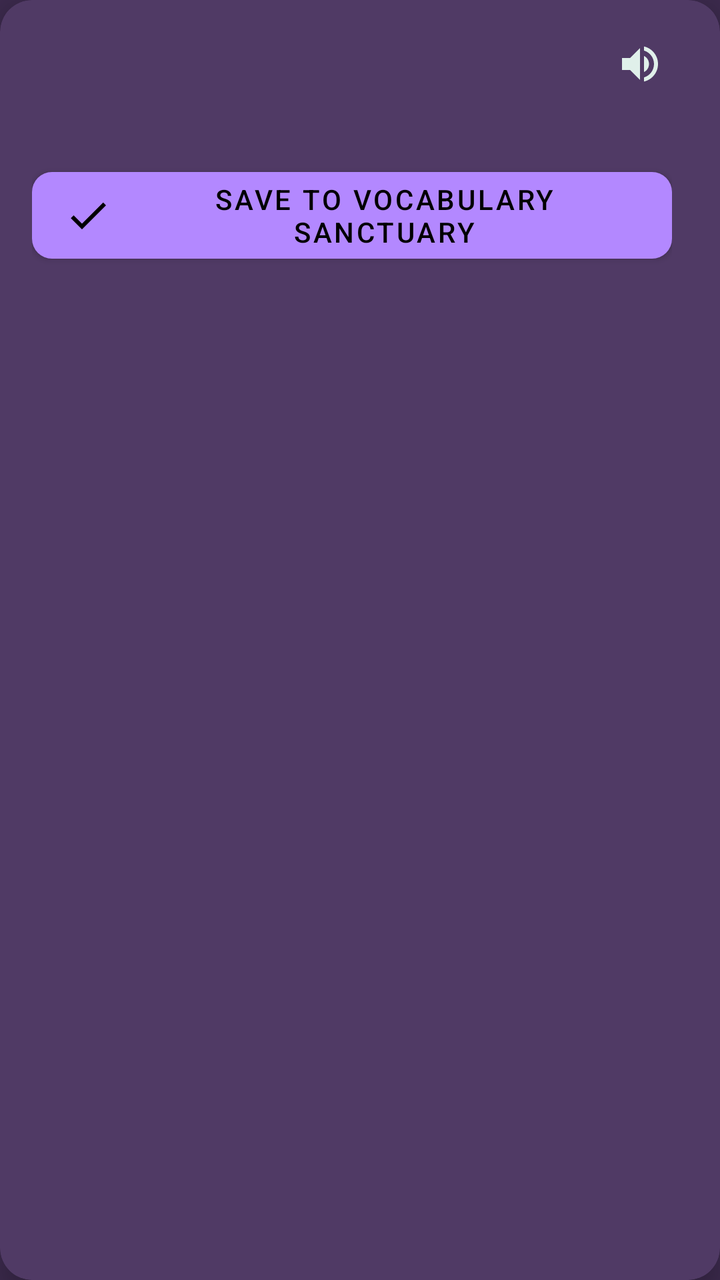
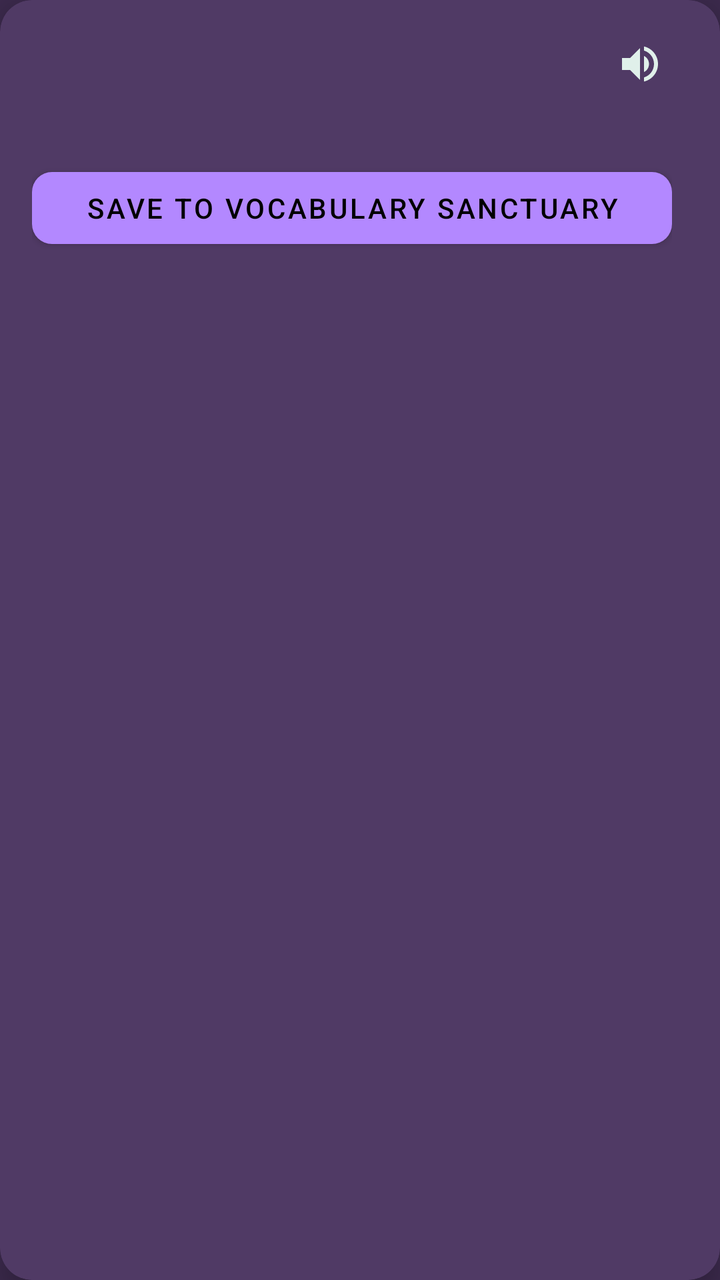

An Android layout rendered at two revisions. The XML below is the earlier revision; the diff shows what the commit changed to produce the second picture.
<!-- AndroidManifest.xml: application theme Theme.EpubReader -->
<!-- res/layout/view_definition_card.xml -->
<?xml version="1.0" encoding="utf-8"?>
<com.google.android.material.card.MaterialCardView xmlns:android="http://schemas.android.com/apk/res/android"
    xmlns:app="http://schemas.android.com/apk/res-auto"
    android:layout_width="wrap_content"
    android:layout_height="wrap_content"
    android:layout_margin="@dimen/app_popup_screen_margin"
    app:cardBackgroundColor="?attr/colorSurface"
    app:cardCornerRadius="16dp"
    app:cardElevation="@dimen/app_definition_card_elevation"
    app:contentPadding="@dimen/app_card_padding">

    <LinearLayout
        android:layout_width="wrap_content"
        android:layout_height="wrap_content"
        android:orientation="vertical">

        <ScrollView
            android:id="@+id/dictScroll"
            android:layout_width="@dimen/app_definition_card_max_width"
            android:layout_height="wrap_content"
            android:scrollbars="none">

            <LinearLayout
                android:layout_width="match_parent"
                android:layout_height="wrap_content"
                android:orientation="vertical">

                
                <LinearLayout
                    android:layout_width="match_parent"
                    android:layout_height="wrap_content"
                    android:gravity="center_vertical"
                    android:orientation="horizontal">

                    <TextView
                        android:id="@+id/dictWord"
                        android:layout_width="0dp"
                        android:layout_height="wrap_content"
                        android:layout_weight="1"
                        android:textColor="@color/palette_mint"
                        android:textSize="20sp"
                        android:textStyle="bold" />

                    <TextView
                        android:id="@+id/dictPartOfSpeech"
                        android:layout_width="wrap_content"
                        android:layout_height="wrap_content"
                        android:layout_marginStart="8dp"
                        android:background="@drawable/rounded_square_bg"
                        android:paddingHorizontal="8dp"
                        android:paddingVertical="2dp"
                        android:textColor="@color/accent_pop"
                        android:textSize="11sp"
                        android:textStyle="italic|bold"
                        android:visibility="gone" />

                    <ImageButton
                        android:id="@+id/dictPronounceBtn"
                        android:layout_width="32dp"
                        android:layout_height="32dp"
                        android:layout_marginStart="8dp"
                        android:background="@drawable/item_background_borderless_material"
                        android:contentDescription="@string/tts_play"
                        android:src="@drawable/ic_volume"
                        app:tint="@color/palette_mint" />
                </LinearLayout>

                <TextView
                    android:id="@+id/dictNoResult"
                    android:layout_width="match_parent"
                    android:layout_height="wrap_content"
                    android:layout_marginTop="@dimen/app_definition_row_spacing"
                    android:text="@string/dictionary_not_found"
                    android:textColor="@color/palette_slate"
                    android:textSize="14sp"
                    android:visibility="gone" />

                <LinearLayout
                    android:id="@+id/dictEntries"
                    android:layout_width="match_parent"
                    android:layout_height="wrap_content"
                    android:layout_marginTop="@dimen/app_definition_row_spacing"
                    android:orientation="vertical" />

                
                <LinearLayout
                    android:id="@+id/dictQuoteBox"
                    android:layout_width="match_parent"
                    android:layout_height="wrap_content"
                    android:layout_marginTop="12dp"
                    android:background="@drawable/rounded_square_bg"
                    android:orientation="vertical"
                    android:padding="10dp"
                    android:visibility="gone">

                    <TextView
                        android:id="@+id/dictContextQuote"
                        android:layout_width="match_parent"
                        android:layout_height="wrap_content"
                        android:textColor="@color/palette_mint"
                        android:textSize="13sp"
                        android:textStyle="italic" />
                </LinearLayout>

                <TextView
                    android:id="@+id/dictSuggestionsLabel"
                    android:layout_width="match_parent"
                    android:layout_height="wrap_content"
                    android:layout_marginTop="@dimen/app_definition_row_spacing"
                    android:text="@string/dictionary_did_you_mean"
                    android:textColor="@color/palette_slate"
                    android:textSize="12sp"
                    android:textStyle="italic"
                    android:visibility="gone" />

                <LinearLayout
                    android:id="@+id/dictSuggestions"
                    android:layout_width="match_parent"
                    android:layout_height="wrap_content"
                    android:layout_marginTop="@dimen/app_definition_row_spacing"
                    android:orientation="vertical" />

                
                <com.google.android.material.button.MaterialButton
                    android:id="@+id/dictSaveBtn"
                    style="@style/Widget.MaterialComponents.Button"
                    android:layout_width="match_parent"
                    android:layout_height="wrap_content"
                    android:layout_marginTop="16dp"
                    android:text="@string/vocabulary_save_to_sanctuary"
                    android:textColor="@color/black"
                    app:backgroundTint="@color/accent_pop"
                    app:cornerRadius="10dp"
                    app:icon="@drawable/ic_check"
                    app:iconTint="@color/black" />

                <com.google.android.material.button.MaterialButton
                    android:id="@+id/dictExternalButton"
                    style="@style/Widget.MaterialComponents.Button.TextButton"
                    android:layout_width="wrap_content"
                    android:layout_height="wrap_content"
                    android:layout_marginTop="4dp"
                    android:text="@string/dictionary_lookup_external"
                    android:visibility="gone" />
            </LinearLayout>
        </ScrollView>
    </LinearLayout>
</com.google.android.material.card.MaterialCardView>
<!-- resources referenced by this layout -->
<resources>
  <color name="accent_pop">@color/palette_violet</color>
  <color name="black">#000000</color>
  <color name="palette_mint">#E0F0EA</color>
  <color name="palette_slate">#95ADBE</color>
  <dimen name="app_card_padding">16dp</dimen>
  <dimen name="app_definition_card_elevation">8dp</dimen>
  <dimen name="app_definition_card_max_width">320dp</dimen>
  <dimen name="app_definition_row_spacing">8dp</dimen>
  <dimen name="app_popup_screen_margin">12dp</dimen>
  <!-- drawable ic_check (drawable) -->
  <?xml version="1.0" encoding="utf-8"?>
  <vector xmlns:android="http://schemas.android.com/apk/res/android"
      android:width="24dp" android:height="24dp"
      android:viewportWidth="24" android:viewportHeight="24">
      <path android:fillColor="@android:color/white" android:pathData="M9 16.17L4.83 12l-1.42 1.41L9 19 21 7l-1.41-1.41z" />
  </vector>
  <!-- drawable ic_volume (drawable) -->
  <vector xmlns:android="http://schemas.android.com/apk/res/android" android:width="24dp" android:height="24dp" android:viewportWidth="24" android:viewportHeight="24"><path android:fillColor="#FFFFFFFF" android:pathData="M3,9v6h4l5,5V4L7,9H3zM16.5,12c0,-1.77 -1,-3.29 -2.5,-4.03v8.05c1.5,-0.73 2.5,-2.25 2.5,-4.02zM14,3.23v2.06c2.89,0.86 5,3.54 5,6.71s-2.11,5.85 -5,6.71v2.06c4.01,-0.91 7,-4.49 7,-8.77s-2.99,-7.86 -7,-8.77z"/></vector>
  <!-- drawable item_background_borderless_material (drawable) -->
  <?xml version="1.0" encoding="utf-8"?>
  <ripple xmlns:android="http://schemas.android.com/apk/res/android"
      android:color="?attr/colorControlHighlight">
      <item android:id="@android:id/mask">
          <shape android:shape="rectangle">
              <solid android:color="@color/palette_plum" />
          </shape>
      </item>
  </ripple>
  <!-- drawable rounded_square_bg (drawable) -->
  <?xml version="1.0" encoding="utf-8"?>
  <shape xmlns:android="http://schemas.android.com/apk/res/android"
      android:shape="rectangle">
      <solid android:color="@color/accent_pop" />
      <corners android:radius="8dp" />
  </shape>
  <string name="dictionary_did_you_mean">Did you mean…</string>
  <string name="dictionary_lookup_external">Look up in other apps</string>
  <string name="dictionary_not_found">No local definition found.</string>
  <string name="tts_play">Play</string>
  <string name="vocabulary_save_to_sanctuary">Save to Vocabulary Sanctuary</string>
  <color name="palette_violet">#B388FF</color>
  <color name="palette_plum">#503A65</color>
  <color name="dark_bg">@color/palette_eggplant</color>
  <color name="accent">@color/palette_plum</color>
  <color name="accent_dark">@color/palette_purple</color>
  <color name="white">#FFFFFF</color>
  <color name="secondary">@color/palette_slate</color>
  <color name="dark_surface">@color/palette_plum</color>
  <color name="dark_text">@color/palette_mint</color>
  <color name="dark_text_muted">@color/palette_slate</color>
  <style name="Widget.EpubReader.Toolbar" parent="Widget.MaterialComponents.Toolbar">
          <item name="titleTextColor">?android:textColorPrimary</item>
          <item name="subtitleTextColor">?android:textColorSecondary</item>
          <item name="navigationIconTint">?android:textColorPrimary</item>
          <item name="actionMenuTextColor">?android:textColorPrimary</item>
      </style>
  <style name="Widget.EpubReader.DrawerArrowToggle" parent="Widget.AppCompat.DrawerArrowToggle">
          <item name="color">?android:textColorPrimary</item>
      </style>
  <color name="palette_eggplant">#3C2A4D</color>
  <color name="palette_purple">#574F7D</color>
  <!-- unchanged entries left out for length: 1 -->
</resources>

<!-- the commit's change to res/layout/view_definition_card.xml (unified diff, before → after) -->
@@ -4,7 +4,7 @@
     android:layout_width="wrap_content"
     android:layout_height="wrap_content"
     android:layout_margin="@dimen/app_popup_screen_margin"
-    app:cardBackgroundColor="?attr/colorSurface"
+    app:cardBackgroundColor="@color/palette_plum"
     app:cardCornerRadius="16dp"
     app:cardElevation="@dimen/app_definition_card_elevation"
     app:contentPadding="@dimen/app_card_padding">
@@ -46,7 +46,7 @@
                         android:layout_width="wrap_content"
                         android:layout_height="wrap_content"
                         android:layout_marginStart="8dp"
-                        android:background="@drawable/rounded_square_bg"
+                        android:background="@drawable/oval_rounded_bg"
                         android:paddingHorizontal="8dp"
                         android:paddingVertical="2dp"
                         android:textColor="@color/accent_pop"
@@ -88,16 +88,17 @@
                     android:layout_width="match_parent"
                     android:layout_height="wrap_content"
                     android:layout_marginTop="12dp"
-                    android:background="@drawable/rounded_square_bg"
+                    android:background="@color/palette_eggplant"
                     android:orientation="vertical"
                     android:padding="10dp"
+                    android:radius="8dp"
                     android:visibility="gone">
 
                     <TextView
                         android:id="@+id/dictContextQuote"
                         android:layout_width="match_parent"
                         android:layout_height="wrap_content"
-                        android:textColor="@color/palette_mint"
+                        android:textColor="@color/white"
                         android:textSize="13sp"
                         android:textStyle="italic" />
                 </LinearLayout>
@@ -131,8 +132,20 @@
                     android:textColor="@color/black"
                     app:backgroundTint="@color/accent_pop"
                     app:cornerRadius="10dp"
-                    app:icon="@drawable/ic_check"
                     app:iconTint="@color/black" />
+
+                
+                <com.google.android.material.button.MaterialButton
+                    android:id="@+id/dictRefreshExistingBtn"
+                    style="@style/Widget.MaterialComponents.Button.OutlinedButton"
+                    android:layout_width="match_parent"
+                    android:layout_height="wrap_content"
+                    android:layout_marginTop="8dp"
+                    android:text="@string/vocabulary_refresh_existing"
+                    android:textColor="@color/palette_mint"
+                    app:cornerRadius="10dp"
+                    app:strokeColor="@color/palette_slate"
+                    android:visibility="gone" />
 
                 <com.google.android.material.button.MaterialButton
                     android:id="@+id/dictExternalButton"
@@ -141,6 +154,7 @@
                     android:layout_height="wrap_content"
                     android:layout_marginTop="4dp"
                     android:text="@string/dictionary_lookup_external"
+                    android:textColor="@color/palette_slate"
                     android:visibility="gone" />
             </LinearLayout>
         </ScrollView>
<!-- resource entries referenced after the edit -->
@@ -9,13 +9,6 @@
   <dimen name="app_definition_card_max_width">320dp</dimen>
   <dimen name="app_definition_row_spacing">8dp</dimen>
   <dimen name="app_popup_screen_margin">12dp</dimen>
-  <!-- drawable ic_check (drawable) -->
-  <?xml version="1.0" encoding="utf-8"?>
-  <vector xmlns:android="http://schemas.android.com/apk/res/android"
-      android:width="24dp" android:height="24dp"
-      android:viewportWidth="24" android:viewportHeight="24">
-      <path android:fillColor="@android:color/white" android:pathData="M9 16.17L4.83 12l-1.42 1.41L9 19 21 7l-1.41-1.41z" />
-  </vector>
   <!-- drawable ic_volume (drawable) -->
   <vector xmlns:android="http://schemas.android.com/apk/res/android" android:width="24dp" android:height="24dp" android:viewportWidth="24" android:viewportHeight="24"><path android:fillColor="#FFFFFFFF" android:pathData="M3,9v6h4l5,5V4L7,9H3zM16.5,12c0,-1.77 -1,-3.29 -2.5,-4.03v8.05c1.5,-0.73 2.5,-2.25 2.5,-4.02zM14,3.23v2.06c2.89,0.86 5,3.54 5,6.71s-2.11,5.85 -5,6.71v2.06c4.01,-0.91 7,-4.49 7,-8.77s-2.99,-7.86 -7,-8.77z"/></vector>
   <!-- drawable item_background_borderless_material (drawable) -->
@@ -28,17 +21,19 @@
           </shape>
       </item>
   </ripple>
-  <!-- drawable rounded_square_bg (drawable) -->
+  <!-- drawable oval_rounded_bg (drawable) -->
   <?xml version="1.0" encoding="utf-8"?>
   <shape xmlns:android="http://schemas.android.com/apk/res/android"
       android:shape="rectangle">
-      <solid android:color="@color/accent_pop" />
-      <corners android:radius="8dp" />
+      <solid
+          android:color="@color/palette_mint" />
+      <corners android:radius="999dp" />
   </shape>
   <string name="dictionary_did_you_mean">Did you mean…</string>
   <string name="dictionary_lookup_external">Look up in other apps</string>
   <string name="dictionary_not_found">No local definition found.</string>
   <string name="tts_play">Play</string>
+  <string name="vocabulary_refresh_existing">Update Context in Sanctuary</string>
   <string name="vocabulary_save_to_sanctuary">Save to Vocabulary Sanctuary</string>
   <color name="palette_violet">#B388FF</color>
   <color name="palette_plum">#503A65</color>
